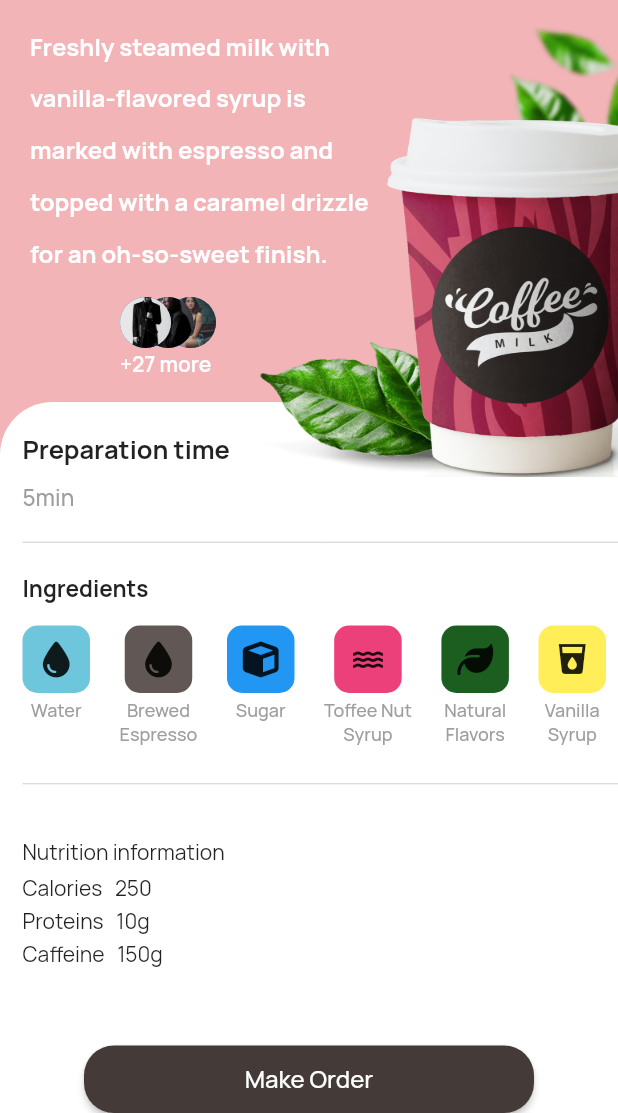
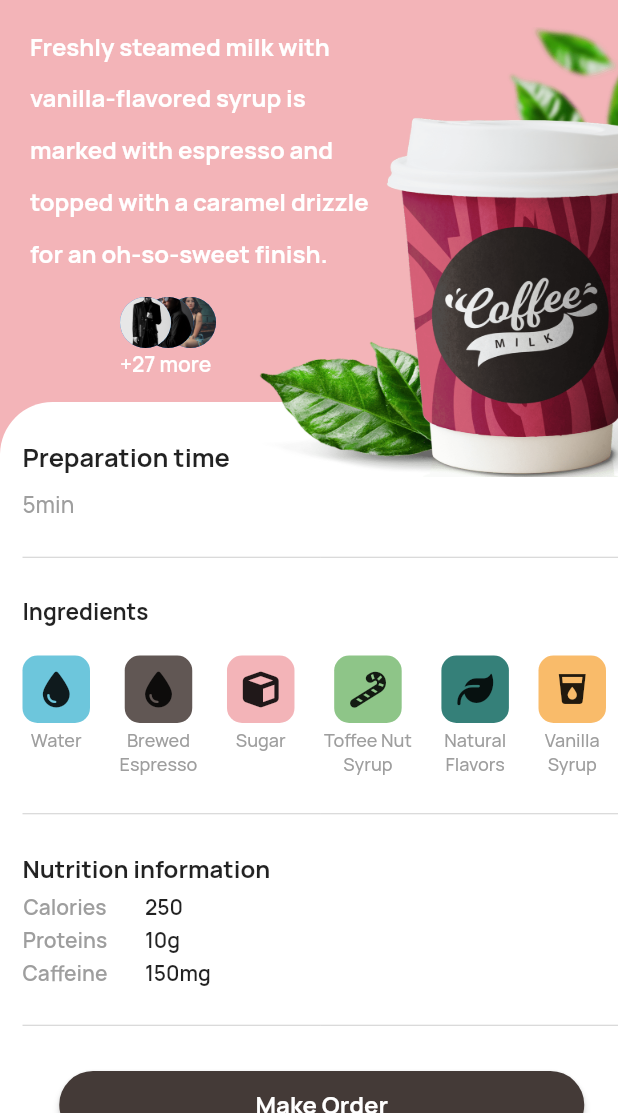
Before and after one commit to augustineayeh/coffee_shop, a Flutter app: the CaramelMacchiato screen opened directly, on a phone screen of 412 x 824 dp, the part 123-1236 px from its top. Run offline on Flutter 3.47's test engine with Material 2 defaults, Android fonts, the phone set to English and light mode, and no system bars; our stand-ins replace font_awesome_flutter.

Commit message:
added screenshots of screens

```diff
--- a/lib/caramel_macchiato.dart
+++ b/lib/caramel_macchiato.dart
@@ -32,7 +32,7 @@ class _CaramelMacchiatoState extends State<CaramelMacchiato> {
                         borderRadius: BorderRadius.circular(35)),
                     child: Padding(
                       padding:
-                          const EdgeInsets.only(top: 20.0, left: 15, right: 15),
+                          const EdgeInsets.only(top: 25.0, left: 15, right: 15),
                       child: Column(
                         crossAxisAlignment: CrossAxisAlignment.start,
                         children: [
@@ -52,14 +52,14 @@ class _CaramelMacchiatoState extends State<CaramelMacchiato> {
                                 fontWeight: FontWeight.w500),
                           ),
                           const SizedBox(
-                            height: 20,
+                            height: 25,
                           ),
                           Divider(
                             color: Colors.grey.withOpacity(0.5),
                             height: 1,
                           ),
                           const SizedBox(
-                            height: 20,
+                            height: 25,
                           ),
                           const Text(
                             'Ingredients',
@@ -67,7 +67,7 @@ class _CaramelMacchiatoState extends State<CaramelMacchiato> {
                                 fontSize: 15, fontWeight: FontWeight.w700),
                           ),
                           const SizedBox(
-                            height: 15,
+                            height: 20,
                           ),
                           SizedBox(
                             height: 80,
@@ -135,7 +135,7 @@ class _CaramelMacchiatoState extends State<CaramelMacchiato> {
                                     children: [
                                       Container(
                                           decoration: BoxDecoration(
-                                              color: Colors.blue,
+                                              color: const Color(0xFFf3b4b8),
                                               borderRadius:
                                                   BorderRadius.circular(10)),
                                           height: 45,
@@ -158,12 +158,13 @@ class _CaramelMacchiatoState extends State<CaramelMacchiato> {
                                     children: [
                                       Container(
                                           decoration: BoxDecoration(
-                                              color: Colors.pink.shade400,
+                                              color: const Color(0xFF8ec588),
                                               borderRadius:
                                                   BorderRadius.circular(10)),
                                           height: 45,
                                           width: 45,
-                                          child: const Icon(Icons.water)),
+                                          child: const Icon(
+                                              FontAwesomeIcons.candyCane)),
                                       const SizedBox(
                                         height: 3,
                                       ),
@@ -187,7 +188,7 @@ class _CaramelMacchiatoState extends State<CaramelMacchiato> {
                                     children: [
                                       Container(
                                           decoration: BoxDecoration(
-                                              color: Colors.green.shade900,
+                                              color: const Color(0xFF358079),
                                               borderRadius:
                                                   BorderRadius.circular(10)),
                                           height: 45,
@@ -217,7 +218,7 @@ class _CaramelMacchiatoState extends State<CaramelMacchiato> {
                                     children: [
                                       Container(
                                           decoration: BoxDecoration(
-                                              color: Colors.yellow.shade400,
+                                              color: const Color(0xFFf9bb6a),
                                               borderRadius:
                                                   BorderRadius.circular(10)),
                                           height: 45,
@@ -254,44 +255,94 @@ class _CaramelMacchiatoState extends State<CaramelMacchiato> {
                             height: 1,
                           ),
                           const SizedBox(
-                            height: 35,
+                            height: 25,
                           ),
-                          const Text('Nutrition information'),
+                          const Text(
+                            'Nutrition information',
+                            style: TextStyle(
+                                fontSize: 16, fontWeight: FontWeight.w700),
+                          ),
                           const SizedBox(
                             height: 5,
                           ),
-                          const Text('Calories   250'),
-                          const SizedBox(
+                          Row(
+                            children: [
+                              Column(
+                                children: const [
+                                  Text('Calories',
+                                      style: TextStyle(
+                                          fontWeight: FontWeight.w600,
+                                          color: Colors.grey)),
+                                  SizedBox(
                                     height: 3,
                                   ),
-                          const Text('Proteins   10g'),
-                          const SizedBox(
+                                  Text('Proteins',
+                                      style: TextStyle(
+                                          fontWeight: FontWeight.w600,
+                                          color: Colors.grey)),
+                                  SizedBox(
                                     height: 3,
                                   ),
-                          const Text('Caffeine   150g'),
-                          const SizedBox(
-                            height: 80,
+                                  Text('Caffeine',
+                                      style: TextStyle(
+                                          fontWeight: FontWeight.w600,
+                                          color: Colors.grey)),
+                                ],
+                              ),
+                              Padding(
+                                padding: const EdgeInsets.only(left: 25.0),
+                                child: Column(
+                                  crossAxisAlignment: CrossAxisAlignment.start,
+                                  children: const [
+                                    Text(
+                                      '250',
+                                      style: TextStyle(
+                                          fontWeight: FontWeight.w600),
+                                    ),
+                                    SizedBox(
+                                      height: 3,
+                                    ),
+                                    Text('10g',
+                                        style: TextStyle(
+                                            fontWeight: FontWeight.w600)),
+                                    SizedBox(
+                                      height: 3,
+                                    ),
+                                    Text('150mg',
+                                        style: TextStyle(
+                                            fontWeight: FontWeight.w600)),
+                                  ],
+                                ),
                               ),
                             ],
                           ),
+                          const SizedBox(
+                            height: 25,
                           ),
+                          Divider(
+                            color: Colors.grey.withOpacity(0.5),
+                            height: 1,
                           ),
+                          const SizedBox(
+                            height: 30,
                           ),
                           Align(
                             alignment: Alignment.bottomCenter,
                             child: SizedBox(
-                    width: 300,
+                              width: 350,
                               height: 45,
                               child: ElevatedButton(
                                 style: ElevatedButton.styleFrom(
                                     backgroundColor: const Color(0xFF443a37),
                                     shape: RoundedRectangleBorder(
-                              borderRadius: BorderRadius.circular(20))),
+                                        borderRadius:
+                                            BorderRadius.circular(50))),
                                 onPressed: () {
                                   Navigator.push(
                                     context,
                                     MaterialPageRoute(
-                              builder: (context) => const PlaceOrder()),
+                                        builder: (context) =>
+                                            const PlaceOrder()),
                                   );
                                 },
                                 child: const Text(
@@ -299,7 +350,12 @@ class _CaramelMacchiatoState extends State<CaramelMacchiato> {
                                   style: TextStyle(
                                       color: Colors.white,
                                       fontSize: 16,
+                                      fontWeight: FontWeight.w700),
                                 ),
+                              ),
+                            ),
+                          ),
+                        ],
                       ),
                     ),
                   ),
```
Also changed, not shown: readme_files/Simulator Screen Shot - iPhone 14 Pro Max - 2023-04-04 at 12.22.14.png (added), readme_files/Simulator Screen Shot - iPhone 14 Pro Max - 2023-04-04 at 12.22.17.png (added), readme_files/Simulator Screen Shot - iPhone 14 Pro Max - 2023-04-04 at 12.22.20.png (added). Lines whose indentation alone changed are shown as unchanged.
